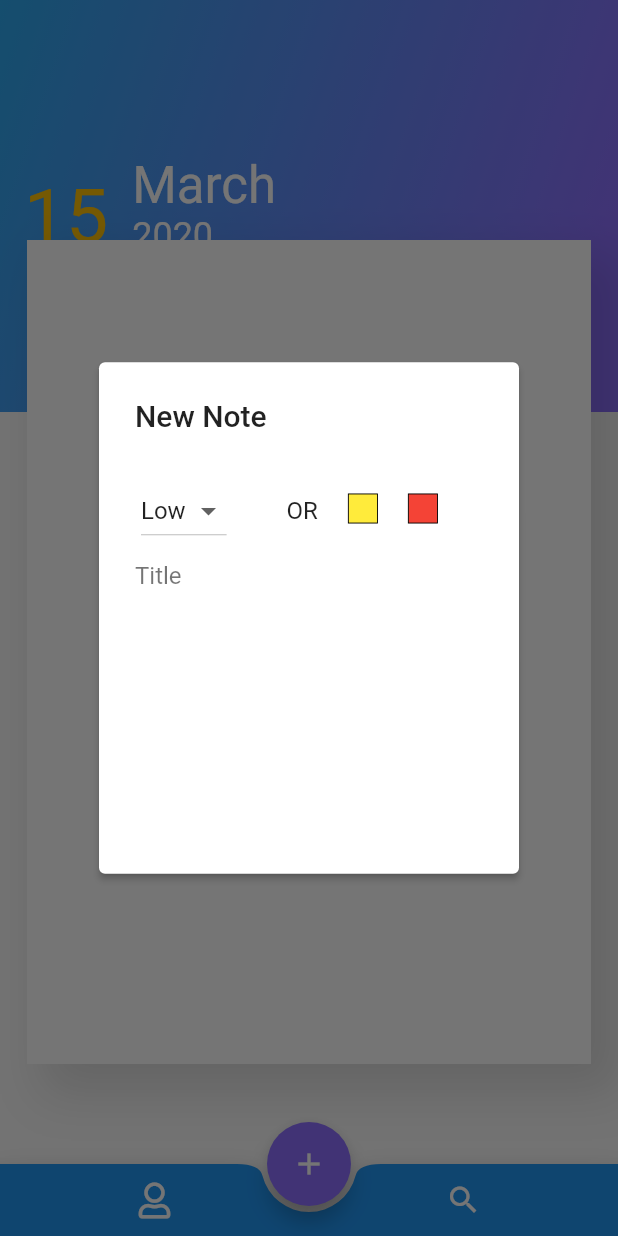
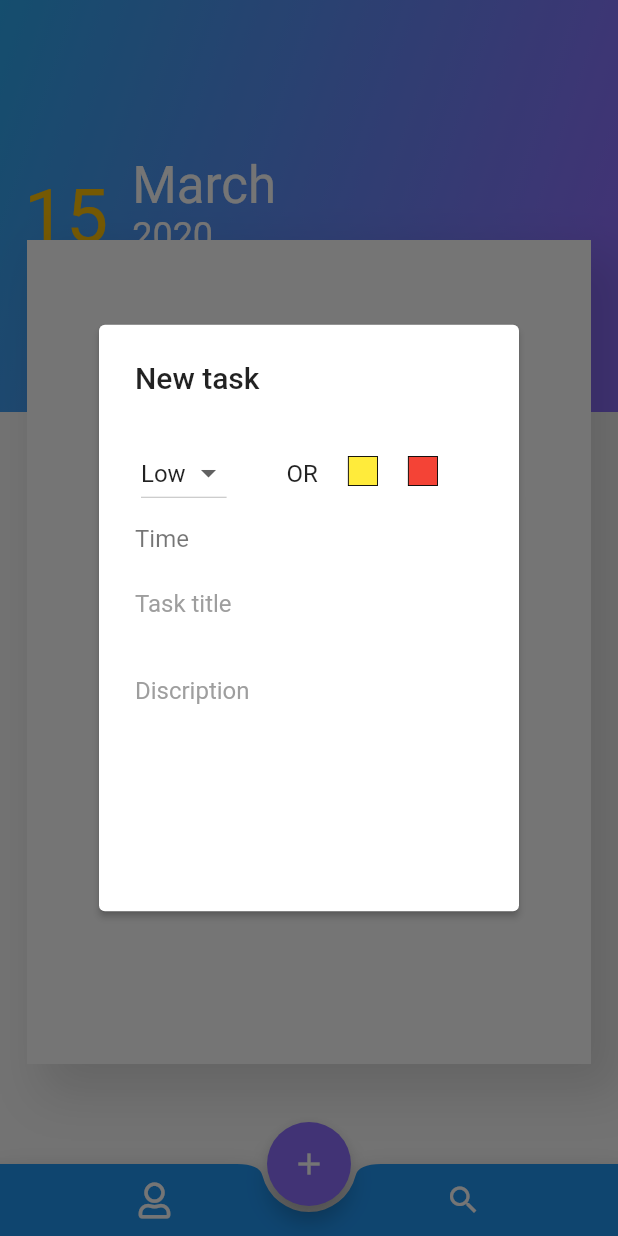
Before and after one commit to uzairleo/Leo_TodoApp-using-SqfLite-plugin-, a Flutter app: the screen it shows after launch, after a tap on the "add" icon, on a phone screen of 412 x 824 dp. Run offline on Flutter 3.47's test engine with Material 2 defaults, Android fonts, the phone set to English and light mode, and no system bars; our stand-ins replace flutter_spinkit, font_awesome_flutter, rflutter_alert, sqflite; accounts and stored records are empty.

Commit message:
Improving ux

```diff
--- a/lib/screens/TodoDetail_Dilogue.dart
+++ b/lib/screens/TodoDetail_Dilogue.dart
@@ -10,6 +10,9 @@ class TdoDetailDilogue extends StatefulWidget {
 class _TdoDetailDilogueState extends State<TdoDetailDilogue> {
   var priorities=["High","Low"];
   var _myCustomStyle=TextStyle(color:Colors.black54);
+  var titleController=TextEditingController();
+  var discriptionController=TextEditingController();
+
   @override
   Widget build(BuildContext context) {
     return myCustomDilogue();
@@ -21,10 +24,12 @@ class _TdoDetailDilogueState extends State<TdoDetailDilogue> {
    return AlertDialog(
         // shape: ,
         elevation: 2.0,
-        title: Text("New Note"),
+        title: Text("New task"),
         content: Container(
-          height: 250,
-          child: Column(
+          height: 300,
+          child: ListView(
+            children: <Widget>[
+              Column(
                 crossAxisAlignment: CrossAxisAlignment.start,
                 children: <Widget>[
                   Row(
@@ -56,8 +61,43 @@ class _TdoDetailDilogueState extends State<TdoDetailDilogue> {
                     ],
                   ),
                   Padding(padding: const EdgeInsets.only(top:10.0,left:0.0),
-              child:Text("Title",style: _myCustomStyle),)
+                  child:Row(
+                    mainAxisAlignment: MainAxisAlignment.start,
 
+                    children:<Widget>[
+                      Text("Time",style:_myCustomStyle),
+
+
+
+                    ]
+                  )),
+                    Padding(padding: const EdgeInsets.only(top:10.0,left:0.0),
+                  child:TextField(
+                    controller: titleController,
+                    keyboardType: TextInputType.text,
+                    textAlign: TextAlign.left,
+                    decoration: InputDecoration(
+                      hintText: "Task title",
+                      hintStyle: TextStyle(color:Colors.grey),
+                      border: InputBorder.none
+                    ),
+                  ),),
+                   Padding(padding: const EdgeInsets.only(top:10.0,left:0.0),
+                  child:TextField(
+                    controller: discriptionController,
+                    keyboardType: TextInputType.text,
+                    textAlign: TextAlign.left,
+                    // enabled: false,
+                    decoration: InputDecoration(
+                      hintText: "Discription",
+                      hintStyle: TextStyle(color:Colors.grey),
+                      border: InputBorder.none
+                    ),
+                  ),),
+
+
+                ],
+              ),
             ],
           ),
         ),
@@ -80,4 +120,15 @@ colorContainer(_width,_height,_color)
     ),
   );
 }
+ selectTime()
+
+{
+  setState(() {
+    showTimePicker(
+    context: context,
+    initialTime : TimeOfDay.now());
+  });
+
+
 }
+}
```
Lines whose indentation alone changed are shown as unchanged.
